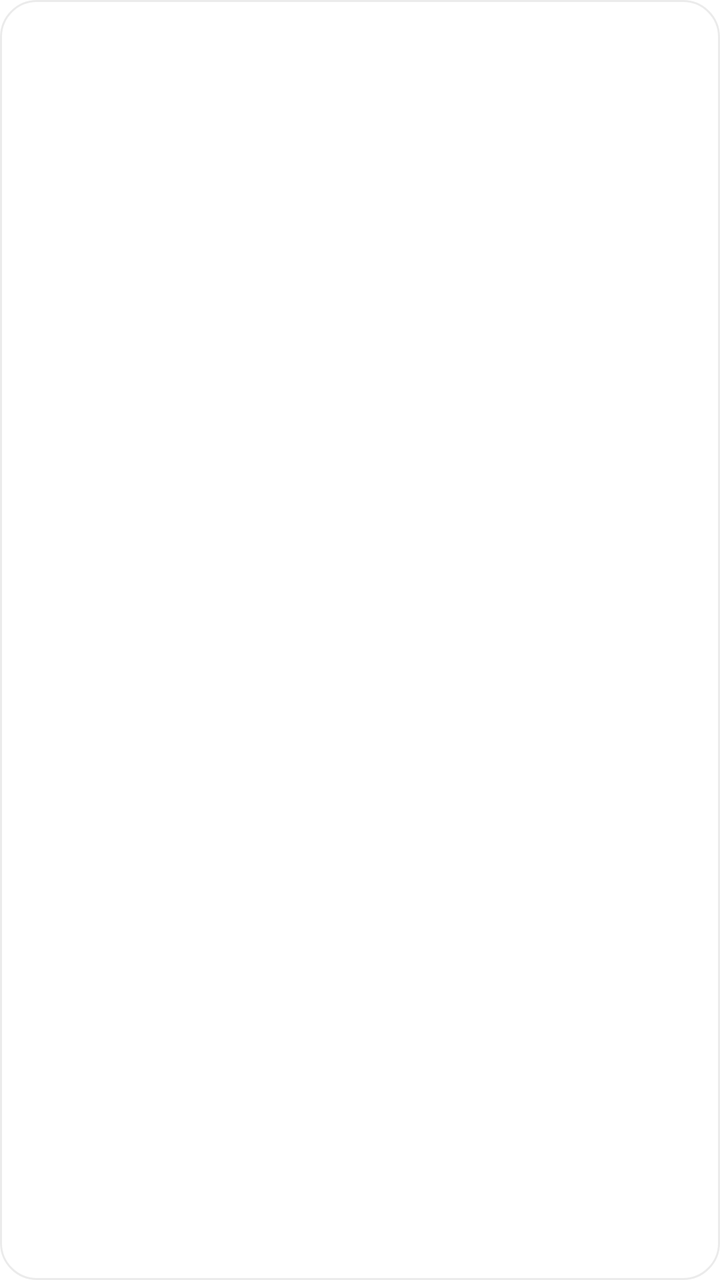
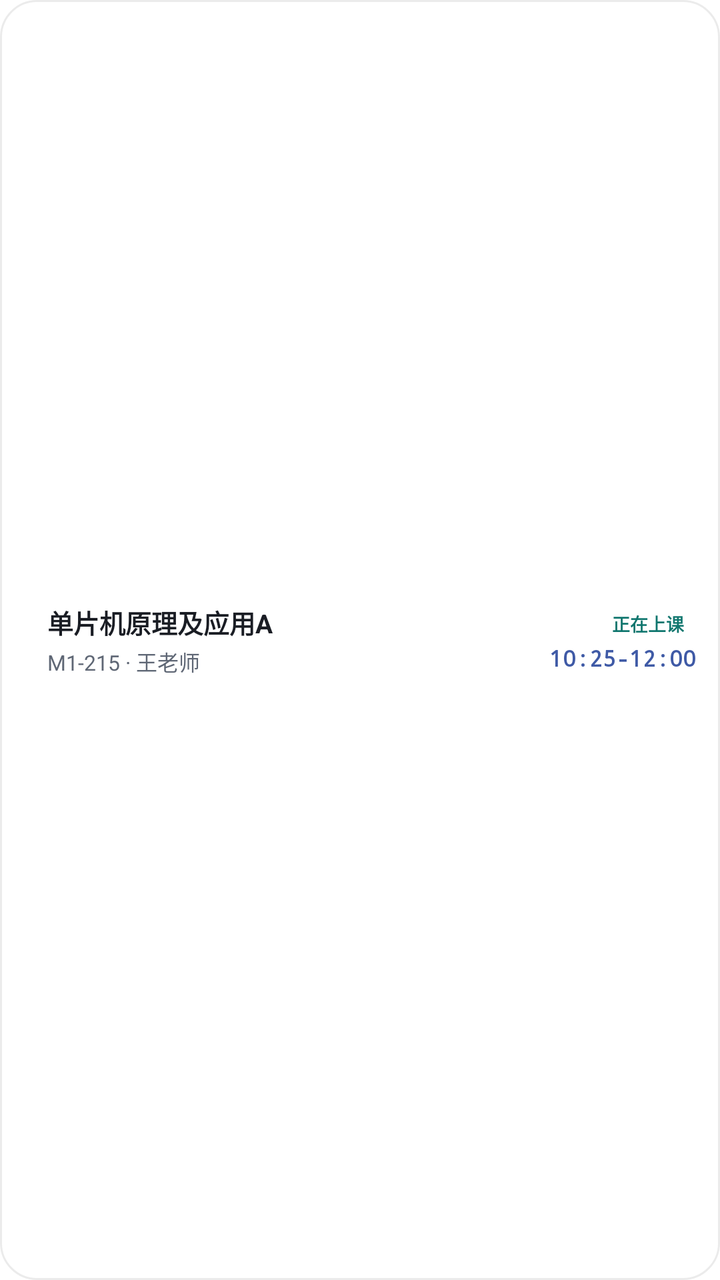

The first picture is an Android layout as it rendered before a commit; the second is the same layout after the commit. The layout source and the unified diff follow.
<!-- AndroidManifest.xml: fallback theme Theme.MaterialComponents.DayNight.NoActionBar -->
<!-- res/layout/widget_next_wide.xml -->
<?xml version="1.0" encoding="utf-8"?>
<FrameLayout xmlns:android="http://schemas.android.com/apk/res/android"
    android:id="@+id/widget_next_root"
    android:layout_width="match_parent"
    android:layout_height="match_parent">

    <ImageView
        android:id="@+id/widget_next_bg"
        android:layout_width="match_parent"
        android:layout_height="match_parent"
        android:contentDescription="@string/widget_next_label"
        android:scaleType="fitXY"
        android:src="@drawable/widget_preview_card" />

    <LinearLayout
        android:id="@+id/widget_next_content"
        android:layout_width="match_parent"
        android:layout_height="match_parent"
        android:gravity="center_vertical"
        android:orientation="horizontal"
        android:padding="12dp">

        <ImageView
            android:id="@+id/widget_next_bar"
            android:layout_width="4dp"
            android:layout_height="36dp"
            android:contentDescription="@null"
            android:scaleType="fitXY" />

        <LinearLayout
            android:layout_width="0dp"
            android:layout_height="wrap_content"
            android:layout_weight="1"
            android:orientation="vertical"
            android:paddingStart="10dp"
            android:paddingEnd="4dp">

            <LinearLayout
                android:layout_width="match_parent"
                android:layout_height="wrap_content"
                android:gravity="center_vertical"
                android:orientation="horizontal">

                <TextView
                    android:id="@+id/widget_next_badge"
                    android:layout_width="wrap_content"
                    android:layout_height="wrap_content"
                    android:paddingStart="6dp"
                    android:paddingTop="1dp"
                    android:paddingEnd="6dp"
                    android:paddingBottom="1dp"
                    android:textSize="10sp"
                    android:textStyle="bold" />

                <TextView
                    android:id="@+id/widget_next_time"
                    android:layout_width="wrap_content"
                    android:layout_height="wrap_content"
                    android:layout_marginStart="8dp"
                    android:ellipsize="end"
                    android:maxLines="1"
                    android:textSize="11sp" />
            </LinearLayout>

            <TextView
                android:id="@+id/widget_next_title"
                android:layout_width="match_parent"
                android:layout_height="wrap_content"
                android:layout_marginTop="2dp"
                android:ellipsize="end"
                android:maxLines="1"
                android:textSize="14sp"
                android:textStyle="bold" />

            <TextView
                android:id="@+id/widget_next_subtitle"
                android:layout_width="match_parent"
                android:layout_height="wrap_content"
                android:layout_marginTop="1dp"
                android:ellipsize="end"
                android:maxLines="1"
                android:textSize="11sp" />
        </LinearLayout>
    </LinearLayout>
</FrameLayout>
<!-- resources referenced by this layout -->
<resources>
  <!-- drawable widget_preview_card (drawable) -->
  <?xml version="1.0" encoding="utf-8"?>
  <shape xmlns:android="http://schemas.android.com/apk/res/android"
      android:shape="rectangle">
      <solid android:color="#FFFFFFFF" />
      <corners android:radius="18dp" />
      <stroke
          android:width="1dp"
          android:color="#14000000" />
  </shape>
  <string name="widget_next_label">下一节课</string>
</resources>

<!-- the commit's change to res/layout/widget_next_wide.xml (unified diff, before → after) -->
@@ -16,70 +16,102 @@
         android:id="@+id/widget_next_content"
         android:layout_width="match_parent"
         android:layout_height="match_parent"
+        android:baselineAligned="false"
         android:gravity="center_vertical"
         android:orientation="horizontal"
-        android:padding="12dp">
-
-        <ImageView
-            android:id="@+id/widget_next_bar"
-            android:layout_width="4dp"
-            android:layout_height="36dp"
-            android:contentDescription="@null"
-            android:scaleType="fitXY" />
+        android:paddingStart="12dp"
+        android:paddingTop="5dp"
+        android:paddingEnd="12dp"
+        android:paddingBottom="5dp">
 
         <LinearLayout
             android:layout_width="0dp"
             android:layout_height="wrap_content"
             android:layout_weight="1"
-            android:orientation="vertical"
-            android:paddingStart="10dp"
-            android:paddingEnd="4dp">
+            android:baselineAligned="false"
+            android:gravity="center_vertical"
+            android:orientation="horizontal">
+
+            <ImageView
+                android:id="@+id/widget_next_bar"
+                android:layout_width="3.5dp"
+                android:layout_height="match_parent"
+                android:layout_marginTop="1.5dp"
+                android:layout_marginBottom="1.5dp"
+                android:contentDescription="@null"
+                android:scaleType="fitXY"
+                android:src="@drawable/widget_bar_pill" />
 
             <LinearLayout
-                android:layout_width="match_parent"
+                android:layout_width="0dp"
                 android:layout_height="wrap_content"
-                android:gravity="center_vertical"
-                android:orientation="horizontal">
+                android:layout_weight="1"
+                android:orientation="vertical"
+                android:paddingStart="8dp"
+                android:paddingEnd="6dp">
 
                 <TextView
-                    android:id="@+id/widget_next_badge"
-                    android:layout_width="wrap_content"
+                    android:id="@+id/widget_next_title"
+                    android:layout_width="match_parent"
                     android:layout_height="wrap_content"
-                    android:paddingStart="6dp"
-                    android:paddingTop="1dp"
-                    android:paddingEnd="6dp"
-                    android:paddingBottom="1dp"
-                    android:textSize="10sp"
+                    android:ellipsize="end"
+                    android:includeFontPadding="false"
+                    android:maxLines="1"
+                    android:text="单片机原理及应用A"
+                    android:textColor="#FF1A1D24"
+                    android:textSize="13dp"
                     android:textStyle="bold" />
 
                 <TextView
-                    android:id="@+id/widget_next_time"
-                    android:layout_width="wrap_content"
+                    android:id="@+id/widget_next_subtitle"
+                    android:layout_width="match_parent"
                     android:layout_height="wrap_content"
-                    android:layout_marginStart="8dp"
                     android:ellipsize="end"
+                    android:includeFontPadding="false"
                     android:maxLines="1"
-                    android:textSize="11sp" />
+                    android:paddingTop="2.5dp"
+                    android:text="M1-215 · 王老师"
+                    android:textColor="#FF5F6775"
+                    android:textSize="10.5dp" />
             </LinearLayout>
+        </LinearLayout>
+
+        <LinearLayout
+            android:layout_width="wrap_content"
+            android:layout_height="wrap_content"
+            android:gravity="end|center_vertical"
+            android:orientation="vertical"
+            android:paddingStart="4dp">
 
             <TextView
-                android:id="@+id/widget_next_title"
-                android:layout_width="match_parent"
+                android:id="@+id/widget_next_badge"
+                android:layout_width="wrap_content"
                 android:layout_height="wrap_content"
-                android:layout_marginTop="2dp"
-                android:ellipsize="end"
+                android:background="@drawable/widget_pill_bg"
+                android:includeFontPadding="false"
                 android:maxLines="1"
-                android:textSize="14sp"
+                android:paddingStart="6dp"
+                android:paddingTop="1.5dp"
+                android:paddingEnd="6dp"
+                android:paddingBottom="1.5dp"
+                android:text="正在上课"
+                android:textColor="#FF0F766E"
+                android:textSize="9dp"
                 android:textStyle="bold" />
 
             <TextView
-                android:id="@+id/widget_next_subtitle"
-                android:layout_width="match_parent"
+                android:id="@+id/widget_next_time"
+                android:layout_width="wrap_content"
                 android:layout_height="wrap_content"
-                android:layout_marginTop="1dp"
-                android:ellipsize="end"
+                android:fontFamily="monospace"
+                android:gravity="end"
+                android:includeFontPadding="false"
                 android:maxLines="1"
-                android:textSize="11sp" />
+                android:paddingTop="3dp"
+                android:text="10:25-12:00"
+                android:textColor="#FF3F5AA6"
+                android:textSize="11dp"
+                android:textStyle="bold" />
         </LinearLayout>
     </LinearLayout>
 </FrameLayout>
<!-- resource entries referenced after the edit -->
@@ -1,5 +1,19 @@
 <!-- resources referenced by this layout -->
 <resources>
+  <!-- drawable widget_bar_pill (drawable) -->
+  <?xml version="1.0" encoding="utf-8"?>
+  <shape xmlns:android="http://schemas.android.com/apk/res/android"
+      android:shape="rectangle">
+      <solid android:color="#FFFFFFFF" />
+      <corners android:radius="2dp" />
+  </shape>
+  <!-- drawable widget_pill_bg (drawable) -->
+  <?xml version="1.0" encoding="utf-8"?>
+  <shape xmlns:android="http://schemas.android.com/apk/res/android"
+      android:shape="rectangle">
+      <solid android:color="#FFFFFFFF" />
+      <corners android:radius="6dp" />
+  </shape>
   <!-- drawable widget_preview_card (drawable) -->
   <?xml version="1.0" encoding="utf-8"?>
   <shape xmlns:android="http://schemas.android.com/apk/res/android"
